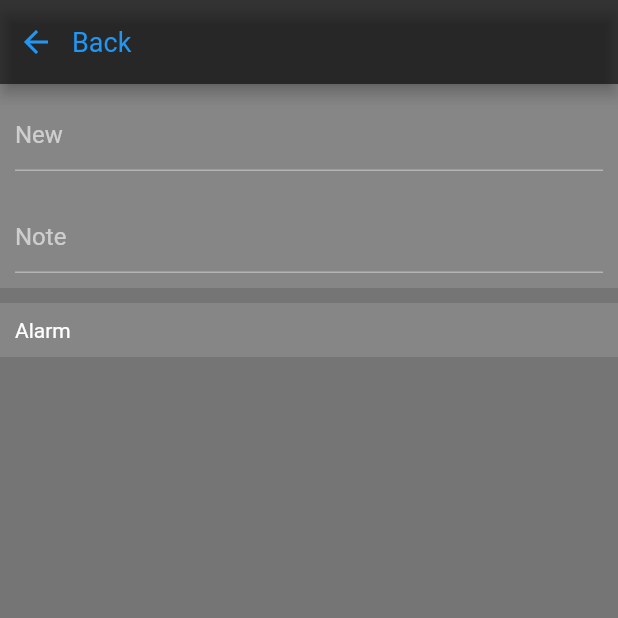
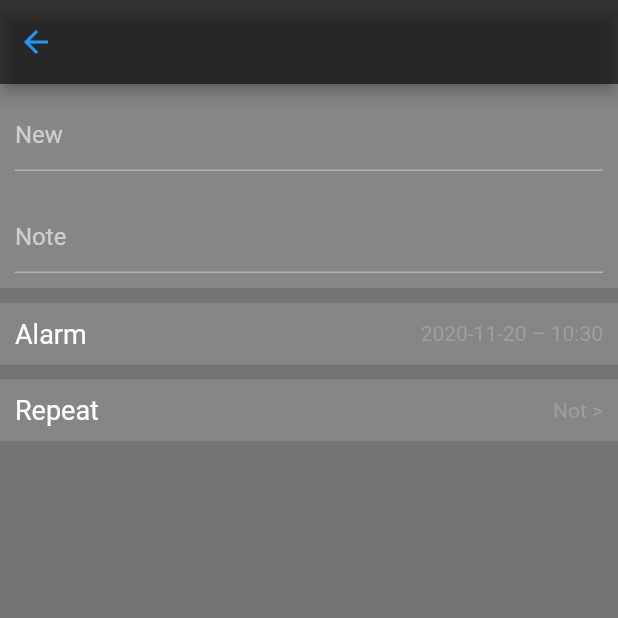
Before and after one commit to ledinhchinh1998/reminder_pro, a Flutter app: the CreateScheduleView screen opened directly, after a tap on the "add circle" icon, on a phone screen of 412 x 824 dp, the top half of it. Run offline on Flutter 3.47's test engine with Material 2 defaults, Android fonts, the phone set to English and light mode, and no system bars; our stand-ins replace circular_check_box, flutter_slidable, get, google_fonts, sqflite; accounts and stored records are empty.

Commit message:
update ui

```diff
--- a/lib/app/modules/add_note/add_note_view.dart
+++ b/lib/app/modules/add_note/add_note_view.dart
@@ -1,9 +1,15 @@
 import 'package:flutter/material.dart';
 import 'package:get/get.dart';
+import 'package:intl/intl.dart';
+import 'package:note_app_pro/app/modules/home/home_controller.dart';
 
 class AddNoteView extends StatelessWidget {
+
+  final HomeController controller = Get.find();
+
   @override
   Widget build(BuildContext context) {
+    String formattedDate = DateFormat('yyyy-MM-dd – kk:mm').format(controller.now);
     return Scaffold(
       backgroundColor: Colors.black54,
       appBar: AppBar(
@@ -16,17 +22,11 @@ class AddNoteView extends StatelessWidget {
                 Get.back();
               },
               icon: Icon(Icons.arrow_back,color: Colors.blue,),
-            ),
-            Text('Back',style: TextStyle(
-                color: Colors.blue,
-                fontSize: 18
-            ))
+            )
           ],
         )
       ),
       body: Container(
-        // margin: EdgeInsets.all(10),
-        // padding: EdgeInsets.all(10),
         child: Column(
           children: [
             Container(
@@ -36,7 +36,6 @@ class AddNoteView extends StatelessWidget {
                 children: [
                   TextField(
                     decoration: InputDecoration(
-
                       hintText: "New",
                         focusedBorder: InputBorder.none
                     ),
@@ -51,7 +50,7 @@ class AddNoteView extends StatelessWidget {
                 children: [
                   TextField(
                     decoration: InputDecoration(
-                        hintText: "Note",
+                      hintText: "Note",
                       focusedBorder: InputBorder.none
                     ),
                   )
@@ -63,11 +62,49 @@ class AddNoteView extends StatelessWidget {
               padding: EdgeInsets.all(10),
               color: Colors.white12,
               child: Row(
+                mainAxisAlignment: MainAxisAlignment.spaceBetween,
                 children: [
                   Text(
                     "Alarm",style: TextStyle(
+                    fontSize: 18
+                  ),
+                  ),
+                  GestureDetector(
+                    onTap: () {
 
+                    },
+                    child: Text(
+                      formattedDate,
+                      style: TextStyle(
+                        color: Colors.grey
+                      ),
+                    ),
+                  )
+                ],
+              ),
+            ),
+            SizedBox(height: 10),
+            Container(
+              padding: EdgeInsets.all(10),
+              color: Colors.white12,
+              child: Row(
+                mainAxisAlignment: MainAxisAlignment.spaceBetween,
+                children: [
+                  Text(
+                    "Repeat",style: TextStyle(
+                      fontSize: 18
                   ),
+                  ),
+                  GestureDetector(
+                    onTap: () {
+
+                    },
+                    child: Text(
+                      "Not >",
+                      style: TextStyle(
+                          color: Colors.grey
+                      ),
+                    ),
                   )
                 ],
               ),
--- a/lib/app/modules/create_note/widget/item_list_view.dart
+++ b/lib/app/modules/create_note/widget/item_list_view.dart
@@ -1,15 +1,19 @@
 import 'package:circular_check_box/circular_check_box.dart';
 import 'package:flutter/material.dart';
+import 'package:intl/intl.dart';
+
 
 class ItemListView extends StatelessWidget {
   @override
   Widget build(BuildContext context) {
     return Row(
-      crossAxisAlignment: CrossAxisAlignment.end,
+      crossAxisAlignment: CrossAxisAlignment.start,
       children: [
         CircularCheckBox(
             value: true,
-            onChanged: null
+            onChanged: (value) {
+
+            }
         ),
         Column(
           children: [
@@ -20,14 +24,15 @@ class ItemListView extends StatelessWidget {
                 fontSize: 16
               ),
             ),
-            SizedBox(height: 5),
+            SizedBox(height: 10),
             Text(
               "Time",
               style: TextStyle(
                 color: Colors.red,
                 fontSize: 14
               ),
-            )
+            ),
+            SizedBox(height: 10),
           ],
         )
       ],
--- a/lib/app/modules/home/home_controller.dart
+++ b/lib/app/modules/home/home_controller.dart
@@ -8,7 +8,7 @@ class HomeController extends GetxController {
   var textController = TextEditingController();
   var isClear = true.obs;
   var calendars = List<ListModel>().obs;
-
+  DateTime now = DateTime.now();
 
   void cancelSearch(){
     textController.text = '';
```
